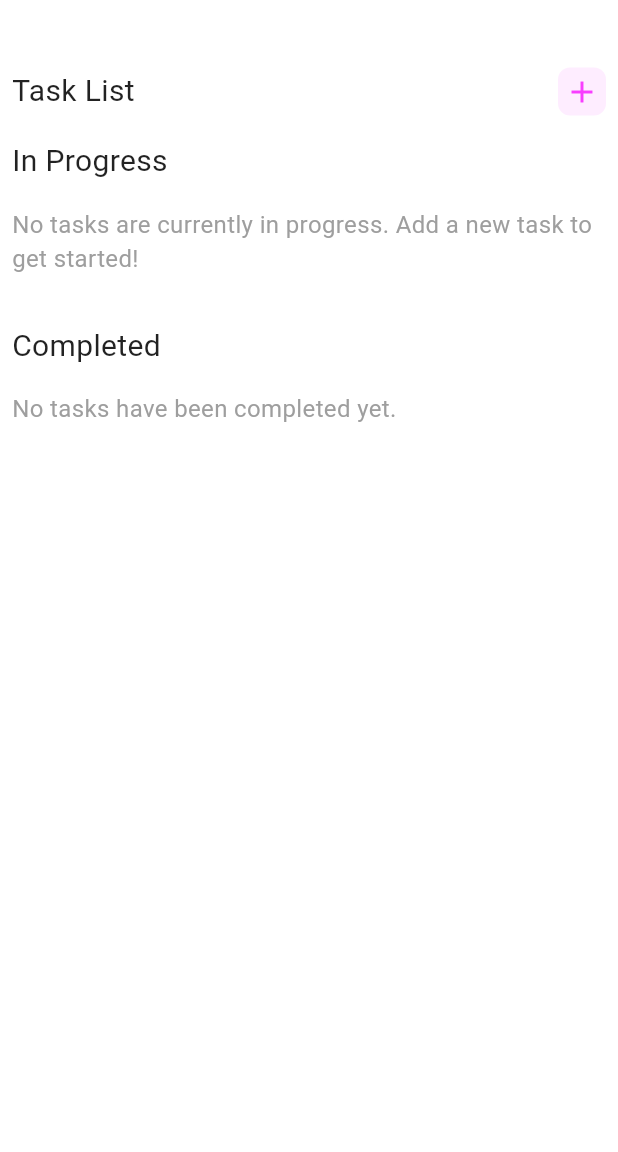
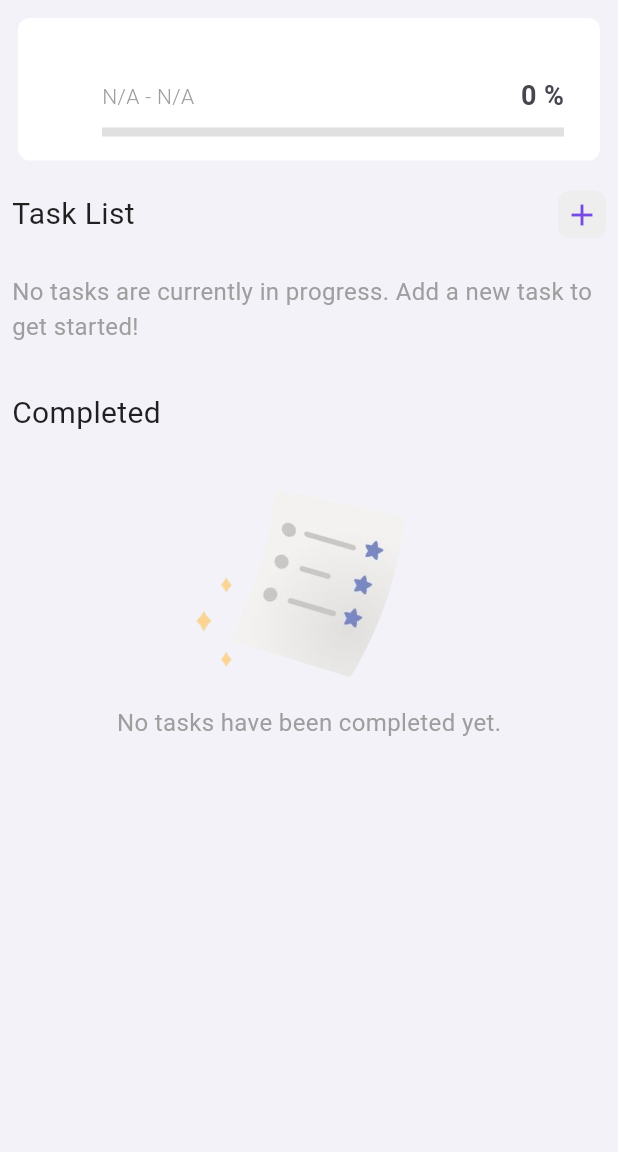
Before and after one commit to chamishkadilina/ladder_up, a Flutter app: the ProjectDetailsPage screen opened directly with empty values, on a phone screen of 412 x 824 dp, the part 84-1236 px from its top. Run offline on Flutter 3.47's test engine with Material 3 defaults, Android fonts, the phone set to English and light mode, and no system bars; our stand-ins replace cloud_firestore, firebase_auth, firebase_core, google_sign_in, share_plus, shared_preferences and 1 more; accounts and stored records are empty.

Commit message:
UI modified V1

```diff
--- a/lib/pages/home_page.dart
+++ b/lib/pages/home_page.dart
@@ -52,13 +52,14 @@ class _HomePageState extends State<HomePage> {
 
               // Project List
               Expanded(
+                flex: 2,
                 child: projectProvider.projects.isEmpty
                     ? const EmptyState(
                         text: 'No projects added yet. Tap "+" to create one!',
                       )
                     : ProjectList(projectProvider: projectProvider),
               ),
-              const SizedBox(height: 34),
+              const SizedBox(height: 8),
 
               // Today's Task Section
               SectionHeader(
@@ -96,6 +97,7 @@ class _HomePageState extends State<HomePage> {
                   );
                 },
               ),
+              const SizedBox(height: 8),
 
               // Display Today's Task List
               Expanded(
--- a/lib/pages/project_details_page.dart
+++ b/lib/pages/project_details_page.dart
@@ -7,6 +7,7 @@ import 'package:ladder_up/widgets/dialogs/project_rename_dialog.dart.dart';
 import 'package:ladder_up/widgets/section_header.dart';
 import 'package:ladder_up/widgets/task_list_detailed.dart';
 import 'package:provider/provider.dart';
+import 'package:intl/intl.dart';
 
 class ProjectDetailsPage extends StatelessWidget {
   final Project project;
@@ -22,12 +23,29 @@ class ProjectDetailsPage extends StatelessWidget {
     final incompleteTasks = projectProvider.getIncompleteTasks(project);
     final completedTasks = projectProvider.getCompletedTasks(project);
 
+    // Calculate progress percentage
+    final totalSubtasks = project.subtasks.length;
+    final completedSubtasks = projectProvider.getCompletedTasks(project).length;
+    final progress = totalSubtasks > 0
+        ? (completedSubtasks / totalSubtasks * 100).round()
+        : 0;
+
+    // Determine project start and end dates
+    final startDate = projectProvider.getProjectStartDate(project);
+    final endDate = projectProvider.getProjectEndDate(project);
+    final dateFormat = DateFormat('MMM dd, yyyy');
+    final formattedStartDate =
+        startDate != null ? dateFormat.format(startDate) : 'N/A';
+    final formattedEndDate =
+        endDate != null ? dateFormat.format(endDate) : 'N/A';
+
     return Scaffold(
+      backgroundColor: const Color(0xFFF3F2F8),
       appBar: AppBar(
         title: const Text('Project Details'),
         centerTitle: true,
         actions: [
-          // Pop up manu button
+          // Pop up menu button
           PopupMenuButton<String>(
             onSelected: (value) {
               if (value == 'rename') {
@@ -65,15 +83,65 @@ class ProjectDetailsPage extends StatelessWidget {
         padding: const EdgeInsets.all(8.0),
         child: Column(
           crossAxisAlignment: CrossAxisAlignment.start,
+          mainAxisAlignment: MainAxisAlignment.center,
           children: [
-            Text(
+            // Top section - Project title, dates, and progress
+            Card(
+              color: Colors.white,
+              elevation: 0,
+              shape: RoundedRectangleBorder(
+                borderRadius: BorderRadius.circular(8),
+              ),
+              child: ListTile(
+                leading:
+                    Text(project.emoji, style: const TextStyle(fontSize: 32)),
+                title: Text(
                   project.name,
                   style: const TextStyle(
                     fontSize: 20,
                     fontWeight: FontWeight.w500,
                   ),
                 ),
+                subtitle: Column(
+                  crossAxisAlignment: CrossAxisAlignment.start,
+                  children: [
+                    // Date range and completion percentage
+                    Row(
+                      mainAxisAlignment: MainAxisAlignment.spaceBetween,
+                      children: [
+                        Text(
+                          '$formattedStartDate - $formattedEndDate',
+                          style: const TextStyle(
+                            fontSize: 14,
+                            color: Colors.grey,
+                            fontWeight: FontWeight.w300,
+                          ),
+                        ),
+                        Text(
+                          '$progress %',
+                          style: const TextStyle(
+                            fontSize: 18,
+                            fontWeight: FontWeight.bold,
+                          ),
+                        ),
+                      ],
+                    ),
                     const SizedBox(height: 8),
+                    LinearProgressIndicator(
+                      value: totalSubtasks > 0
+                          ? completedSubtasks / totalSubtasks
+                          : 0, // Avoid division by zero
+                      minHeight: 6,
+                      backgroundColor: Colors.grey[300],
+                      color: Colors.blueAccent,
+                    ),
+                    const SizedBox(height: 8),
+                  ],
+                ),
+              ),
+            ),
+
+            const SizedBox(height: 16),
 
             // Task List Section
             SectionHeader(
@@ -86,19 +154,13 @@ class ProjectDetailsPage extends StatelessWidget {
                 );
               },
             ),
+            const SizedBox(height: 8),
 
-            const SizedBox(height: 16),
-
-            // In Progress Tasks
-            const Text(
-              'In Progress',
-              style: TextStyle(fontSize: 20),
-            ),
+            // incompleted Tasks
             incompleteTasks.isEmpty
                 ? const Padding(
                     padding: EdgeInsets.symmetric(vertical: 16),
-                    child: Align(
-                      alignment: Alignment.centerLeft,
+                    child: Center(
                       child: Text(
                         'No tasks are currently in progress. Add a new task to get started!',
                         style: TextStyle(color: Colors.grey, fontSize: 16),
@@ -117,14 +179,27 @@ class ProjectDetailsPage extends StatelessWidget {
               'Completed',
               style: TextStyle(fontSize: 20),
             ),
+            const SizedBox(height: 8),
+
             completedTasks.isEmpty
-                ? const Padding(
-                    padding: EdgeInsets.symmetric(vertical: 16),
-                    child: Align(
-                      alignment: Alignment.centerLeft,
-                      child: Text(
+                ? Padding(
+                    padding: const EdgeInsets.only(bottom: 16),
+                    child: Center(
+                      child: Column(
+                        mainAxisAlignment: MainAxisAlignment.center,
+                        children: [
+                          Image.asset(
+                            'assets/icons/ic_notasks.png',
+                            scale: 2.4,
+                          ),
+                          const Text(
                             'No tasks have been completed yet.',
-                        style: TextStyle(color: Colors.grey, fontSize: 16),
+                            style: TextStyle(
+                              color: Colors.grey,
+                              fontSize: 16,
+                            ),
+                          ),
+                        ],
                       ),
                     ),
                   )
--- a/lib/pages/schedule_page.dart
+++ b/lib/pages/schedule_page.dart
@@ -60,6 +60,7 @@ class _SchedulePageState extends State<SchedulePage> {
   @override
   Widget build(BuildContext context) {
     return Scaffold(
+      backgroundColor: const Color(0xFFF3F2F8),
       appBar: AppBar(
         leading: IconButton(
           onPressed: () {
@@ -185,6 +186,7 @@ class _SchedulePageState extends State<SchedulePage> {
                     );
                   },
                 ),
+                const SizedBox(height: 8),
 
                 // Task List
                 Expanded(
--- a/lib/widgets/project_list.dart
+++ b/lib/widgets/project_list.dart
@@ -36,13 +36,17 @@ class ProjectList extends StatelessWidget {
             endDate != null ? dateFormat.format(endDate) : 'N/A';
 
         return Card(
+          margin: const EdgeInsets.symmetric(vertical: 3.0, horizontal: 0.0),
           color: Colors.white,
           elevation: 0,
           shape: RoundedRectangleBorder(
             borderRadius: BorderRadius.circular(8),
           ),
           child: ListTile(
-            leading: Text(project.emoji, style: const TextStyle(fontSize: 32)),
+            leading: Text(
+              project.emoji,
+              style: const TextStyle(fontSize: 32),
+            ),
             title: Text(
               project.name,
               style: const TextStyle(
--- a/lib/widgets/section_header.dart
+++ b/lib/widgets/section_header.dart
@@ -38,12 +38,12 @@ class SectionHeader extends StatelessWidget {
             width: 32,
             height: 32,
             decoration: BoxDecoration(
-              color: const Color(0xFFFEEDFF),
+              color: Colors.grey.shade200,
               borderRadius: BorderRadius.circular(8),
             ),
             child: const Icon(
               Icons.add,
-              color: Color(0xFFF83EFF),
+              color: Color(0xFF754BE5),
             ),
           ),
         ),
```
Also changed, not shown: lib/widgets/task_list_detailed.dart (+12 -2 lines), lib/widgets/task_list_regular.dart (+29 -5 lines), assets/icons/ic_notasks.png (added). Lines whose indentation alone changed are shown as unchanged.
